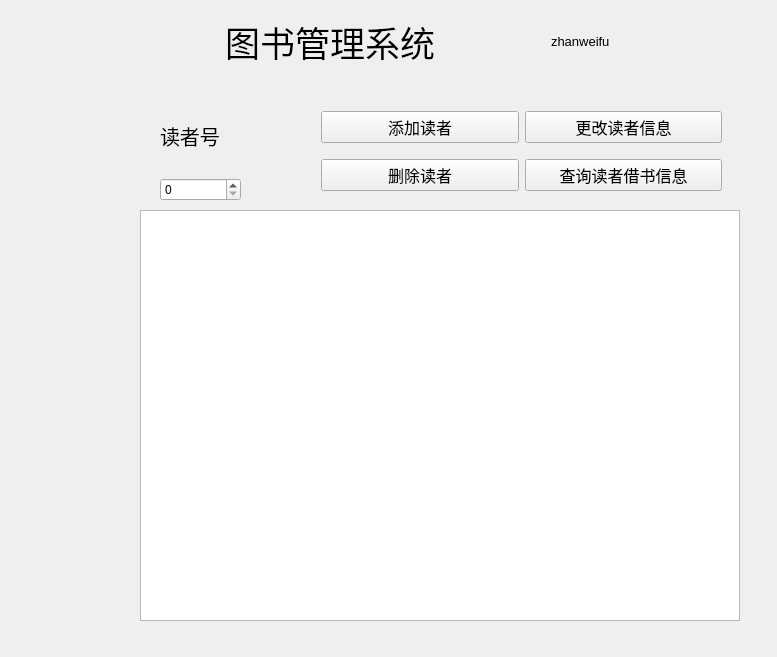
Above: administrator.ui from summerwunder/LibraryManagement before the change. Below: the same form after it.
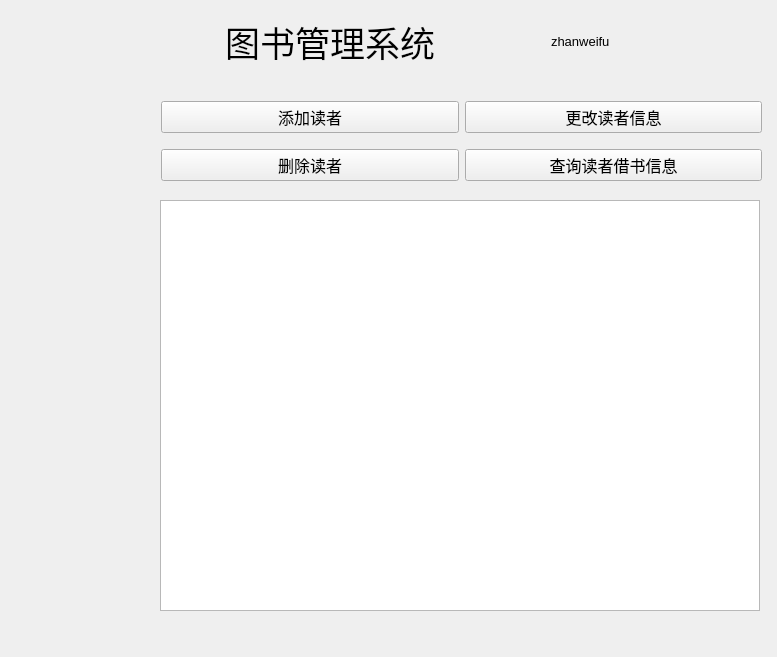
That is the form after the change. Custom widgets are drawn as their Qt base class.

Patch:
```diff
--- a/administrator.ui
+++ b/administrator.ui
@@ -16,8 +16,8 @@
   <widget class="QStackedWidget" name="stackedWidget">
    <property name="geometry">
     <rect>
-     <x>130</x>
-     <y>80</y>
+     <x>150</x>
+     <y>70</y>
      <width>641</width>
      <height>561</height>
     </rect>
@@ -265,39 +265,12 @@
       </rect>
      </property>
     </widget>
-    <widget class="QWidget" name="">
+    <widget class="QWidget" name="layoutWidget">
      <property name="geometry">
       <rect>
-       <x>30</x>
-       <y>20</y>
-       <width>81</width>
-       <height>101</height>
-      </rect>
-     </property>
-     <layout class="QVBoxLayout" name="verticalLayout_6">
-      <item>
-       <widget class="QLabel" name="label_2">
-        <property name="font">
-         <font>
-          <pointsize>15</pointsize>
-         </font>
-        </property>
-        <property name="text">
-         <string>读者号</string>
-        </property>
-       </widget>
-      </item>
-      <item>
-       <widget class="QSpinBox" name="idSpinBox"/>
-      </item>
-     </layout>
-    </widget>
-    <widget class="QWidget" name="">
-     <property name="geometry">
-      <rect>
-       <x>191</x>
+       <x>11</x>
        <y>21</y>
-       <width>401</width>
+       <width>601</width>
        <height>101</height>
       </rect>
      </property>
```
